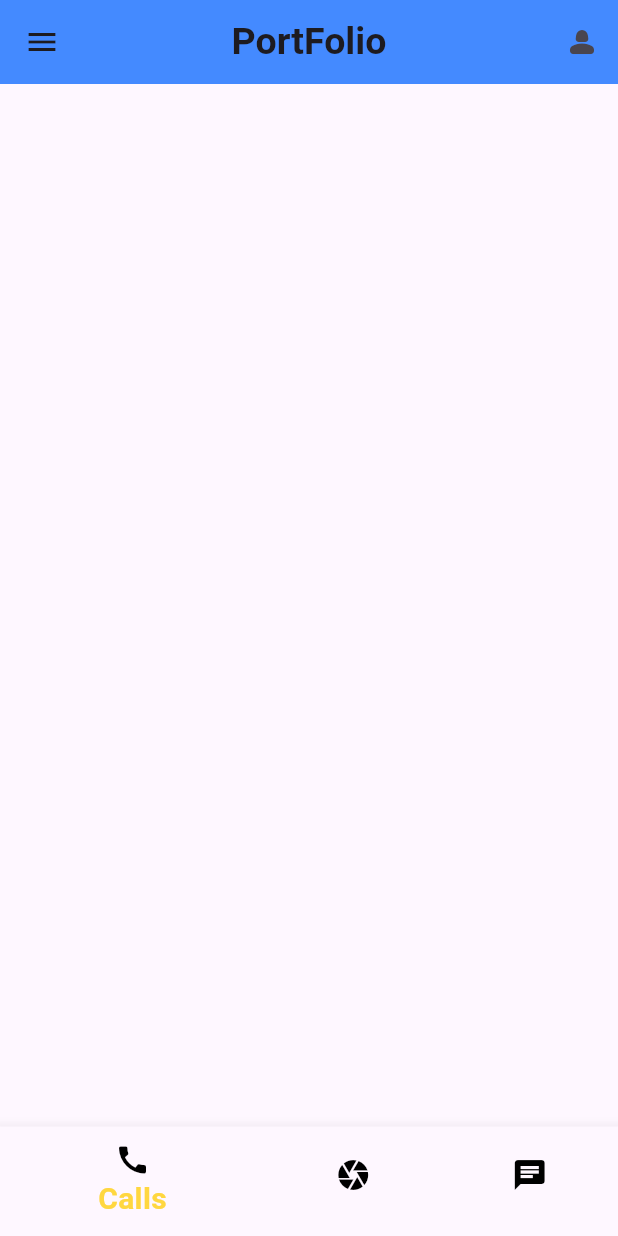
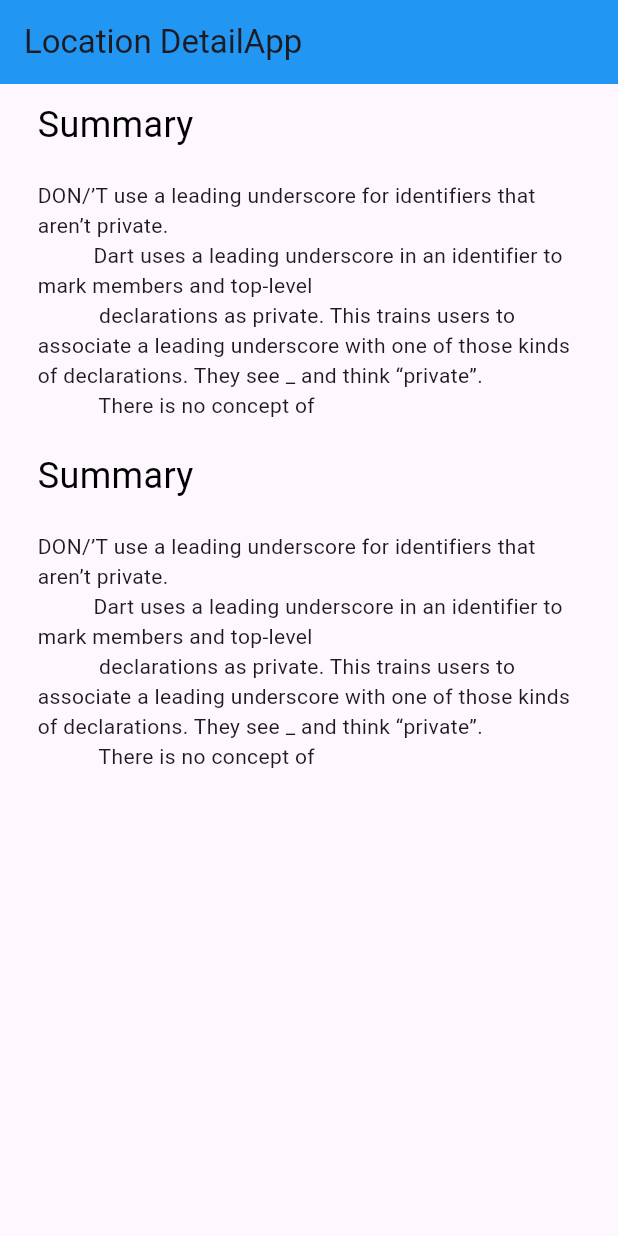
Before and after one commit to KHALEDKHLYAN/Flutter_SimpleStarting_App, a Flutter app: the screen it shows after launch, on a phone screen of 412 x 824 dp. Run offline on Flutter 3.47's test engine with Material 3 defaults, Android fonts, the phone set to English and light mode, and no system bars.

Commit message:
Starting app

```diff
--- a/starting_app1/lib/main.dart
+++ b/starting_app1/lib/main.dart
@@ -1,18 +1,13 @@
 import 'package:flutter/material.dart';
-import 'package:starting_app1/screens/start_page.dart';
+import 'package:starting_app1/mock/mock_location.dart';
+import 'package:starting_app1/models/location.dart';
+import 'package:starting_app1/screens/location_detail.dart';
 
 void main() {
-  runApp(const MyApp());
+
+  final Location mockLocation = MockLocation.FetchAny();
+  return runApp(MaterialApp(
+    debugShowCheckedModeBanner: false,
+    home: LocationDetail(mockLocation),
+  ));
 }
-
-class MyApp extends StatelessWidget {
-  const MyApp({super.key});
-
-  @override
-  Widget build(BuildContext context) {
-    return  MaterialApp(
-      debugShowCheckedModeBanner: false,
-      theme: ThemeData(primarySwatch: Colors.deepPurple),
-      home: const MyFirstApp(),
-    );
-  }}
--- /dev/null
+++ b/starting_app1/lib/mock/mock_location.dart
@@ -0,0 +1,32 @@
+// ignore_for_file: non_constant_identifier_names
+
+import 'package:starting_app1/models/location.dart';
+import 'package:starting_app1/models/location_fact.dart';
+
+class MockLocation extends Location {
+  MockLocation({required super.name, required super.url, required super.facts});
+
+  static Location FetchAny() {
+    return Location(
+        name: 'Location DetailApp',
+        url: 'https://www.google.com/url?sa=i&url=https%3A%2F%2Fwww.peakpx.com%2Fen%2Fsearch%3Fq%3Dkuroko%2Bno%2Bbasket&psig=AOvVaw18aREiR4V10Sh9kGOH8wYG&ust=1699869605233000&source=images&cd=vfe&opi=89978449&ved=0CBIQjRxqFwoTCNiUrvKZvoIDFQAAAAAdAAAAABAI',
+        facts: <LocationFact>[
+          LocationFact(
+            title: 'Summary',
+            text:
+                '''DON/’T use a leading underscore for identifiers that aren’t private.
+          Dart uses a leading underscore in an identifier to mark members and top-level
+           declarations as private. This trains users to associate a leading underscore with one of those kinds of declarations. They see _ and think “private”.
+           There is no concept of ''',
+          ),
+          LocationFact(
+            title: 'Summary',
+            text:
+                '''DON/’T use a leading underscore for identifiers that aren’t private.
+          Dart uses a leading underscore in an identifier to mark members and top-level
+           declarations as private. This trains users to associate a leading underscore with one of those kinds of declarations. They see _ and think “private”.
+           There is no concept of ''',
+          ),
+        ]);
+  }
+}
--- /dev/null
+++ b/starting_app1/lib/models/location.dart
@@ -0,0 +1,8 @@
+import 'package:starting_app1/models/location_fact.dart';
+
+class Location{
+  final String name;
+  final String url;
+  final List<LocationFact> facts;
+  Location({required this.name, required this.url, required this.facts});
+}
--- /dev/null
+++ b/starting_app1/lib/models/location_fact.dart
@@ -0,0 +1,5 @@
+class LocationFact{
+  final String text;
+  final String title;
+  LocationFact({required this.text, required this.title});
+}
--- /dev/null
+++ b/starting_app1/lib/screens/location_detail.dart
@@ -0,0 +1,55 @@
+// ignore_for_file: prefer_const_constructors_in_immutables
+
+import 'package:flutter/material.dart';
+import 'package:starting_app1/models/location.dart';
+
+// ignore: use_key_in_widget_constructors
+class LocationDetail extends StatelessWidget {
+  // const LocationDetail({super.key});
+  final Location location;
+
+  // ignore: use_key_in_widget_constructors
+  LocationDetail(this.location);
+
+  @override
+  Widget build(BuildContext context) {
+    return Scaffold(
+      appBar: AppBar(
+        title: Text(location.name),
+        backgroundColor: Colors.blue,
+      ),
+      body: Column(
+        mainAxisAlignment: MainAxisAlignment.start,
+        crossAxisAlignment: CrossAxisAlignment.stretch,
+        children: renderFacts(location),
+      ),
+    );
+  }
+
+  List<Widget> renderFacts(Location location) {
+    var results = <Widget>[];
+
+    for (int i = 0; i < location.facts.length; i++) {
+      results.add(sectionTitle(location.facts[i].title));
+      results.add(sectionText(location.facts[i].text));
+    }
+    return results;
+  }
+
+  Widget sectionTitle(String text) {
+    return Container(
+      padding: EdgeInsets.fromLTRB(25.0, 10.0, 25.0, 10.0),
+      child: Text(
+        text,
+        textAlign: TextAlign.left,
+        style: TextStyle(fontSize: 24.0,color: Colors.black),
+      ),
+    );
+  }
+
+  Widget sectionText(String text) {
+    return Container(
+        padding: EdgeInsets.fromLTRB(25.0, 10.0, 25.0, 10.0),
+        child: Text(text));
+  }
+}
--- a/starting_app1/lib/screens/start_page.dart
+++ b/starting_app1/lib/screens/start_page.dart
@@ -96,10 +96,13 @@ class _MyFirstAppState extends State<MyFirstApp> {
           onTap: _onItemTapped,
           // backgroundColor: Colors.grey[800],
         ),
-        body: Container(
+        // body: const Column(
+        //   children: [
+        //     LocationDetail(),
+        //   ]
 
 
-        ),
+        // ),
       ),
     );
   }
```
Also changed, not shown: starting_app1/assets/kuroko.jpg (added), 10 other files.
